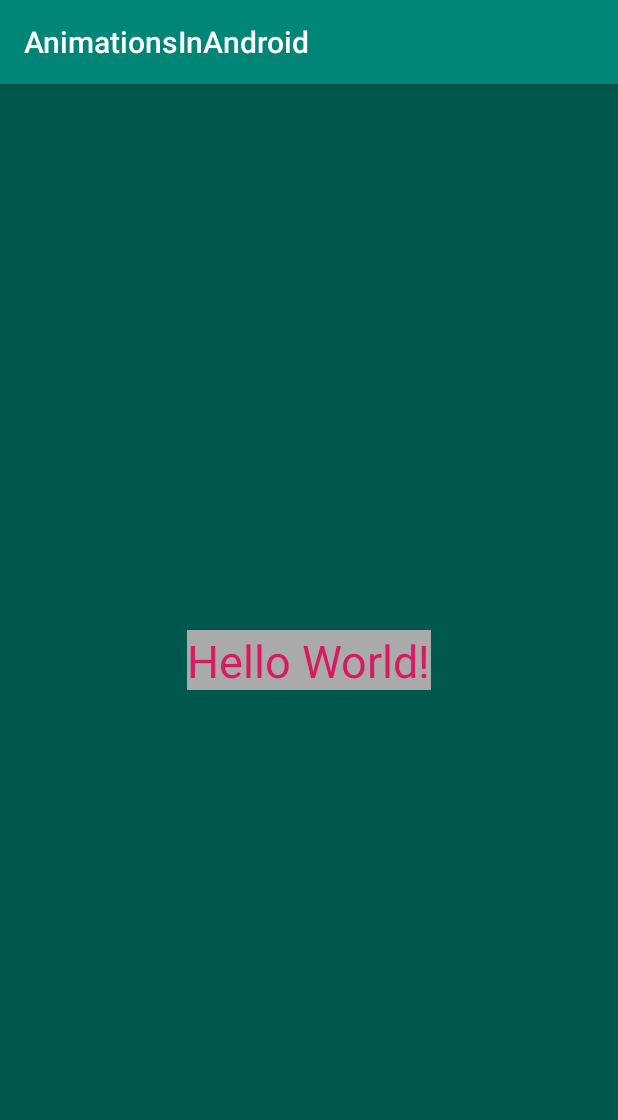
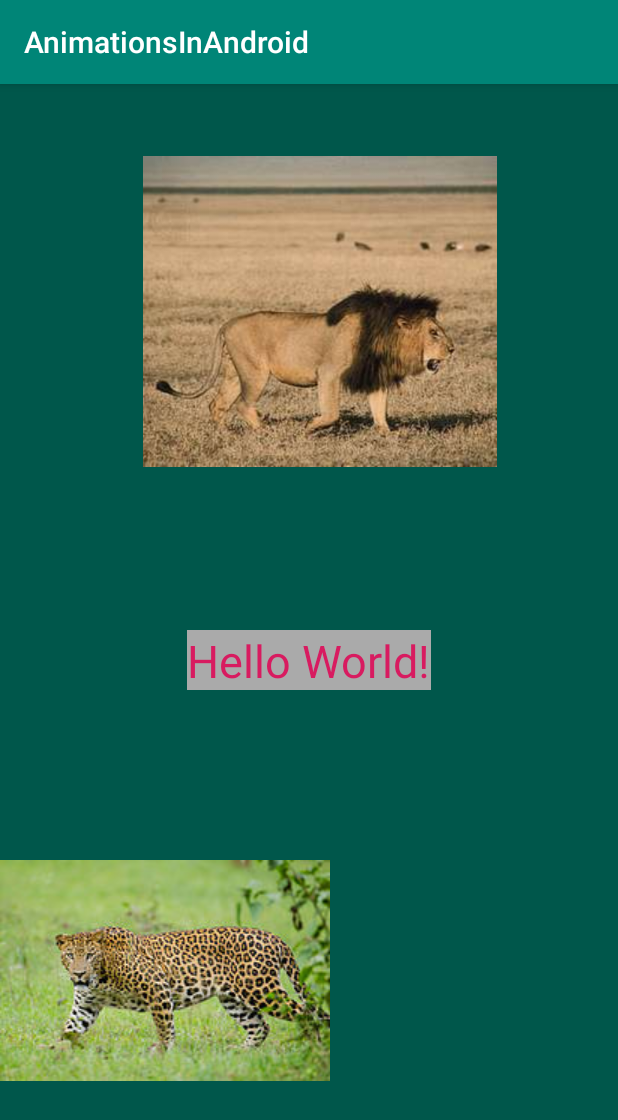
Before and after one commit to TechnoSayge/AnimationsInAndroid, an Android app: the screen it shows after launch (MainActivity), on a phone screen of 412 x 824 dp. Shown: the top 1120 px of the screen. Run offline under Robolectric (Android 15) with nearby library versions, the phone set to English and light mode, and no system bars.

Commit message:
Animation on Images

```diff
--- a/app/src/main/java/com/example/animationsinandroid/MainActivity.java
+++ b/app/src/main/java/com/example/animationsinandroid/MainActivity.java
@@ -1,16 +1,20 @@
 package com.example.animationsinandroid;
 
+import android.media.Image;
 import android.support.v7.app.AppCompatActivity;
 import android.os.Bundle;
 import android.util.Log;
 import android.view.View;
+import android.widget.ImageView;
 import android.widget.TextView;
 
 public class MainActivity extends AppCompatActivity {
 
+    //class declarations
     private TextView tvHelloWorld;
     private TextView tvHiWorld;
-
+    private ImageView ivLion;
+    private ImageView ivLeopard;
     private boolean isHelloWorldShowing; //boolean defaults to false
 
     @Override
@@ -18,13 +22,17 @@ public class MainActivity extends AppCompatActivity {
         super.onCreate(savedInstanceState);
         setContentView(R.layout.activity_main);
 
+        //initialize our views
         tvHelloWorld = findViewById(R.id.tvHelloWorld);
         tvHiWorld = findViewById(R.id.tvHiWorld);
-
+        ivLion = findViewById(R.id.ivLion);
+        ivLeopard = findViewById(R.id.ivLeopard);
 
         tvHelloWorld.setOnClickListener(new View.OnClickListener() {
             @Override
             public void onClick(View view) {
+
+
 /*
               //  Log.i("MyTag", "Hello World!!");
                 tvHelloWorld.animate().alpha(0).setDuration(3000); //1000 = 1 sec
@@ -46,5 +54,14 @@ public class MainActivity extends AppCompatActivity {
                 }
             }
         });
+
+        ivLion.setOnClickListener(new View.OnClickListener() {
+            @Override
+            public void onClick(View view) {
+
+                ivLion.animate().translationX(3000).setDuration(2000);
+                ivLion.animate().translationX(-3000).setDuration(2000);
+            }
+        });
     }
 }
--- a/app/src/main/res/layout/activity_main.xml
+++ b/app/src/main/res/layout/activity_main.xml
@@ -25,6 +25,7 @@
             android:id="@+id/tvHiWorld"
             android:layout_width="wrap_content"
             android:layout_height="40dp"
+            android:alpha="0"
             android:background="@android:color/darker_gray"
             android:text="Hi World"
             android:textColor="@color/colorAccent"
@@ -32,7 +33,33 @@
             app:layout_constraintBottom_toBottomOf="parent"
             app:layout_constraintLeft_toLeftOf="parent"
             app:layout_constraintRight_toRightOf="parent"
+            app:layout_constraintTop_toTopOf="parent" />
+
+        <ImageView
+            android:id="@+id/ivLion"
+            android:layout_width="236dp"
+            android:layout_height="215dp"
+            android:layout_marginStart="8dp"
+            android:layout_marginTop="8dp"
+            android:layout_marginEnd="8dp"
+            android:layout_marginBottom="8dp"
+            app:layout_constraintBottom_toTopOf="@+id/tvHiWorld"
+            app:layout_constraintEnd_toEndOf="parent"
+            app:layout_constraintHorizontal_bias="0.547"
+            app:layout_constraintStart_toStartOf="parent"
             app:layout_constraintTop_toTopOf="parent"
-            android:alpha="0"/>
+            app:layout_constraintVertical_bias="0.269"
+            app:srcCompat="@drawable/lion1" />
+
+        <ImageView
+            android:id="@+id/ivLeopard"
+            android:layout_width="wrap_content"
+            android:layout_height="wrap_content"
+            android:layout_marginTop="8dp"
+            app:layout_constraintBottom_toBottomOf="parent"
+            app:layout_constraintTop_toTopOf="parent"
+            app:layout_constraintVertical_bias="0.831"
+            app:srcCompat="@drawable/leopard1"
+            tools:layout_editor_absoluteX="111dp" />
 
 </android.support.constraint.ConstraintLayout>
```
Also changed, not shown: app/src/main/res/drawable/leopard1.jpg (added), app/src/main/res/drawable/lion1.jpg (added). Lines whose indentation alone changed are shown as unchanged.
